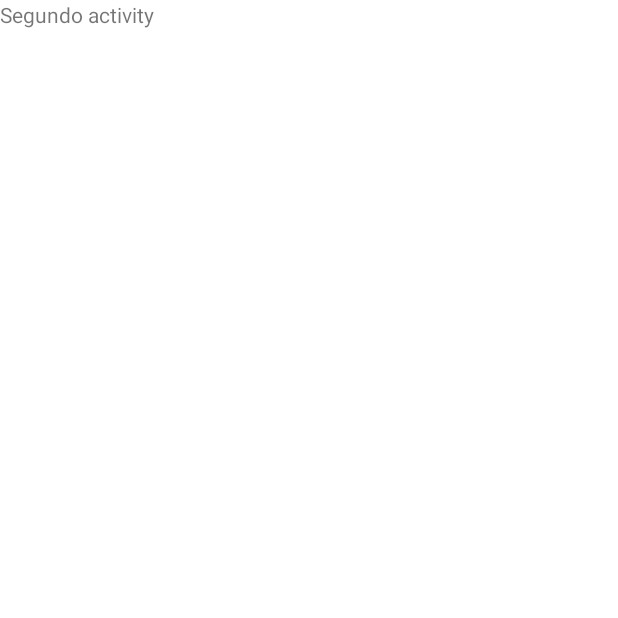
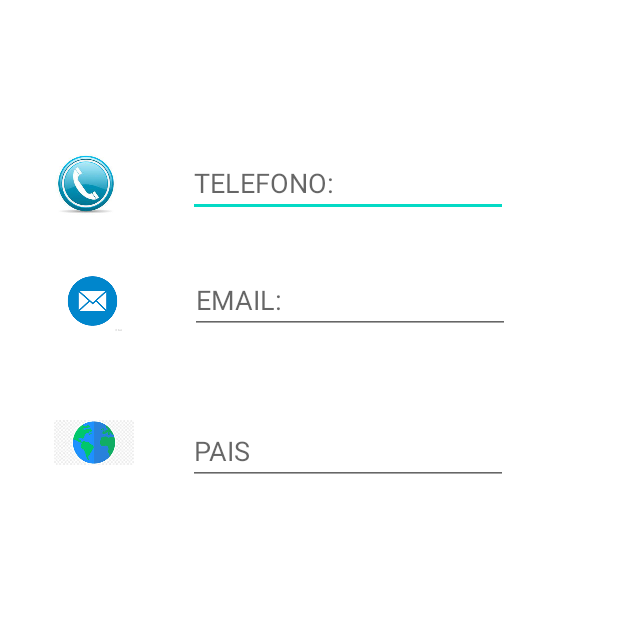
Before and after one commit to juangrestrepo/LasbCM20221-Gr10, an Android app: the MainActivity2 screen opened directly, with no data from a screen before it, on a phone screen of 412 x 824 dp, the top half of it. Before the commit the part shown is almost empty. Run offline under Robolectric (Android 15) with nearby library versions, the phone set to English and light mode, and no system bars.

Commit message:
cambio en el activity main 2 y adicion iconos en drawable

```diff
--- a/Lab1-UI/src/main/java/co/edu/udea/compumovil/gr10/lab1/MainActivity2.kt
+++ b/Lab1-UI/src/main/java/co/edu/udea/compumovil/gr10/lab1/MainActivity2.kt
@@ -6,6 +6,6 @@ import android.os.Bundle
 class MainActivity2 : AppCompatActivity() {
     override fun onCreate(savedInstanceState: Bundle?) {
         super.onCreate(savedInstanceState)
-        setContentView(R.layout.activity_main2)
+        setContentView(R.layout.contactdataactivity)
     }
 }
--- a/Lab1-UI/src/main/res/layout/activity_main.xml
+++ b/Lab1-UI/src/main/res/layout/activity_main.xml
@@ -119,8 +119,8 @@
         android:id="@+id/textViewDate"
         android:layout_width="wrap_content"
         android:layout_height="wrap_content"
-        android:layout_marginStart="72dp"
-        android:layout_marginTop="120dp"
+        android:layout_marginStart="64dp"
+        android:layout_marginTop="96dp"
         android:text="@string/naci"
         android:textSize="20sp"
         app:layout_constraintStart_toStartOf="parent"
@@ -130,8 +130,8 @@
         android:id="@+id/button"
         android:layout_width="wrap_content"
         android:layout_height="wrap_content"
-        android:layout_marginTop="68dp"
-        android:layout_marginEnd="44dp"
+        android:layout_marginTop="52dp"
+        android:layout_marginEnd="156dp"
         android:onClick="nextActivity"
         android:text="@string/siguiente"
         app:layout_constraintEnd_toEndOf="parent"
--- /dev/null
+++ b/Lab1-UI/src/main/res/layout/contactdataactivity.xml
@@ -0,0 +1,90 @@
+<?xml version="1.0" encoding="utf-8"?>
+<androidx.constraintlayout.widget.ConstraintLayout
+    xmlns:android="http://schemas.android.com/apk/res/android"
+    xmlns:tools="http://schemas.android.com/tools"
+    xmlns:app="http://schemas.android.com/apk/res-auto"
+    android:layout_width="match_parent"
+    android:layout_height="match_parent"
+    tools:context=".MainActivity2">
+
+    <EditText
+        android:id="@+id/editTextTextPersonName3"
+        android:layout_width="wrap_content"
+        android:layout_height="wrap_content"
+        android:ems="10"
+        android:hint="TELEFONO:"
+        android:inputType="phone"
+        app:layout_constraintBottom_toTopOf="@+id/editTextTextPersonName"
+        app:layout_constraintEnd_toEndOf="parent"
+        app:layout_constraintHorizontal_bias="0.631"
+        app:layout_constraintStart_toStartOf="parent"
+        app:layout_constraintTop_toTopOf="parent"
+        app:layout_constraintVertical_bias="0.75" />
+
+    <EditText
+        android:id="@+id/editTextTextPersonName"
+        android:layout_width="wrap_content"
+        android:layout_height="wrap_content"
+        android:layout_marginStart="36dp"
+        android:ems="10"
+        android:hint="EMAIL:"
+        android:inputType="textEmailAddress"
+        app:layout_constraintBottom_toBottomOf="parent"
+        app:layout_constraintEnd_toEndOf="parent"
+        app:layout_constraintHorizontal_bias="0.0"
+        app:layout_constraintStart_toEndOf="@+id/imageView2"
+        app:layout_constraintTop_toTopOf="parent"
+        app:layout_constraintVertical_bias="0.228" />
+
+    <ImageView
+        android:id="@+id/imageView"
+        android:layout_width="41dp"
+        android:layout_height="45dp"
+        app:layout_constraintBottom_toTopOf="@+id/imageView2"
+        app:layout_constraintEnd_toStartOf="@+id/editTextTextPersonName3"
+        app:layout_constraintHorizontal_bias="0.434"
+        app:layout_constraintStart_toStartOf="parent"
+        app:layout_constraintTop_toTopOf="parent"
+        app:layout_constraintVertical_bias="0.75"
+        app:srcCompat="@drawable/telefono" />
+
+    <ImageView
+        android:id="@+id/imageView2"
+        android:layout_width="58dp"
+        android:layout_height="44dp"
+        app:layout_constraintBottom_toBottomOf="parent"
+        app:layout_constraintEnd_toEndOf="parent"
+        app:layout_constraintHorizontal_bias="0.093"
+        app:layout_constraintStart_toStartOf="parent"
+        app:layout_constraintTop_toTopOf="parent"
+        app:layout_constraintVertical_bias="0.229"
+        app:srcCompat="@drawable/email" />
+
+    <EditText
+        android:id="@+id/editTextTextPersonName5"
+        android:layout_width="wrap_content"
+        android:layout_height="wrap_content"
+        android:ems="10"
+        android:hint="PAIS"
+        android:inputType="textAutoComplete"
+        app:layout_constraintBottom_toBottomOf="parent"
+        app:layout_constraintEnd_toEndOf="parent"
+        app:layout_constraintHorizontal_bias="0.631"
+        app:layout_constraintStart_toStartOf="parent"
+        app:layout_constraintTop_toTopOf="parent"
+        app:layout_constraintVertical_bias="0.357" />
+
+    <ImageView
+        android:id="@+id/imageView3"
+        android:layout_width="53dp"
+        android:layout_height="54dp"
+        android:layout_marginStart="36dp"
+        app:layout_constraintBottom_toBottomOf="parent"
+        app:layout_constraintEnd_toStartOf="@+id/editTextTextPersonName5"
+        app:layout_constraintHorizontal_bias="0.0"
+        app:layout_constraintStart_toStartOf="parent"
+        app:layout_constraintTop_toTopOf="parent"
+        app:layout_constraintVertical_bias="0.348"
+        app:srcCompat="@drawable/pais" />
+
+</androidx.constraintlayout.widget.ConstraintLayout>
```
Also changed, not shown: Lab1-UI/src/main/res/drawable/calendario.jpg (added), Lab1-UI/src/main/res/drawable/email.png (added), Lab1-UI/src/main/res/drawable/graduacion.jpg (added), Lab1-UI/src/main/res/drawable/pais.jpg (added), Lab1-UI/src/main/res/drawable/persona.png (added), Lab1-UI/src/main/res/drawable/sexo.jpg (added), Lab1-UI/src/main/res/drawable/telefono.jpg (added).
